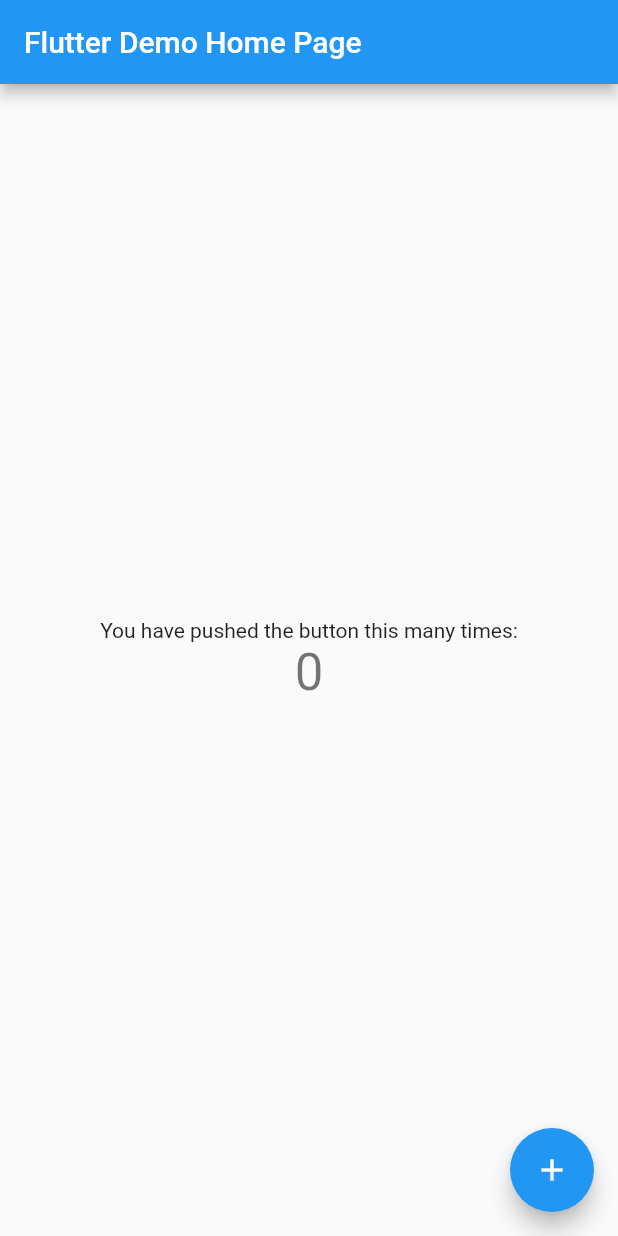
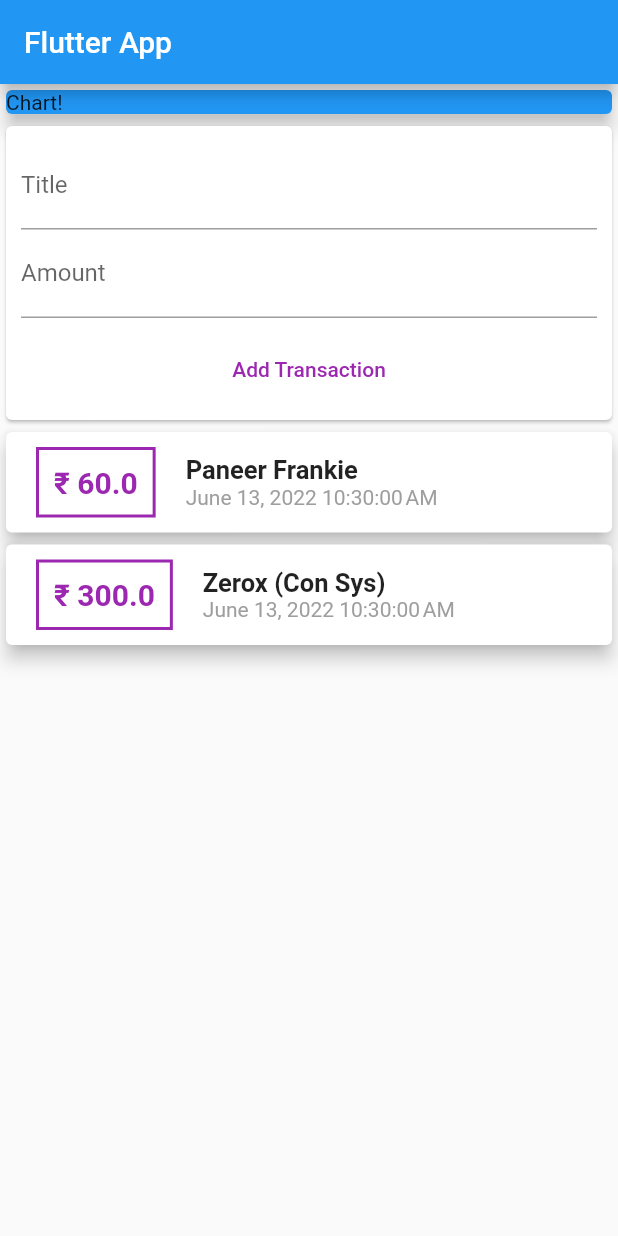
Before and after one commit to rohitaryan2211/personal_expenses_tracker, a Flutter app: the screen it shows after launch, on a phone screen of 412 x 824 dp. Run offline on Flutter 3.47's test engine with Material 2 defaults, Android fonts, the phone set to English and light mode, and no system bars.

Commit message:
Add Widgets for Transaction List and New Transactions

```diff
--- a/lib/main.dart
+++ b/lib/main.dart
@@ -1,4 +1,5 @@
 import 'package:flutter/material.dart';
+import './widgets/user_transaction.dart';
 
 void main() {
   runApp(const MyApp());
@@ -7,109 +8,42 @@ void main() {
 class MyApp extends StatelessWidget {
   const MyApp({Key? key}) : super(key: key);
 
-  // This widget is the root of your application.
   @override
   Widget build(BuildContext context) {
     return MaterialApp(
       title: 'Flutter Demo',
       theme: ThemeData(
-        // This is the theme of your application.
-        //
-        // Try running your application with "flutter run". You'll see the
-        // application has a blue toolbar. Then, without quitting the app, try
-        // changing the primarySwatch below to Colors.green and then invoke
-        // "hot reload" (press "r" in the console where you ran "flutter run",
-        // or simply save your changes to "hot reload" in a Flutter IDE).
-        // Notice that the counter didn't reset back to zero; the application
-        // is not restarted.
         primarySwatch: Colors.blue,
       ),
-      home: const MyHomePage(title: 'Flutter Demo Home Page'),
+      home: MyHomePage(),
     );
   }
 }
 
-class MyHomePage extends StatefulWidget {
-  const MyHomePage({Key? key, required this.title}) : super(key: key);
-
-  // This widget is the home page of your application. It is stateful, meaning
-  // that it has a State object (defined below) that contains fields that affect
-  // how it looks.
-
-  // This class is the configuration for the state. It holds the values (in this
-  // case the title) provided by the parent (in this case the App widget) and
-  // used by the build method of the State. Fields in a Widget subclass are
-  // always marked "final".
-
-  final String title;
-
-  @override
-  State<MyHomePage> createState() => _MyHomePageState();
-}
-
-class _MyHomePageState extends State<MyHomePage> {
-  int _counter = 0;
-
-  void _incrementCounter() {
-    setState(() {
-      // This call to setState tells the Flutter framework that something has
-      // changed in this State, which causes it to rerun the build method below
-      // so that the display can reflect the updated values. If we changed
-      // _counter without calling setState(), then the build method would not be
-      // called again, and so nothing would appear to happen.
-      _counter++;
-    });
-  }
+class MyHomePage extends StatelessWidget {
+  //MyHomePage({Key? key}) : super(key: key);
 
   @override
   Widget build(BuildContext context) {
-    // This method is rerun every time setState is called, for instance as done
-    // by the _incrementCounter method above.
-    //
-    // The Flutter framework has been optimized to make rerunning build methods
-    // fast, so that you can just rebuild anything that needs updating rather
-    // than having to individually change instances of widgets.
     return Scaffold(
       appBar: AppBar(
-        // Here we take the value from the MyHomePage object that was created by
-        // the App.build method, and use it to set our appbar title.
-        title: Text(widget.title),
+        title: const Text('Flutter App'),
       ),
-      body: Center(
-        // Center is a layout widget. It takes a single child and positions it
-        // in the middle of the parent.
-        child: Column(
-          // Column is also a layout widget. It takes a list of children and
-          // arranges them vertically. By default, it sizes itself to fit its
-          // children horizontally, and tries to be as tall as its parent.
-          //
-          // Invoke "debug painting" (press "p" in the console, choose the
-          // "Toggle Debug Paint" action from the Flutter Inspector in Android
-          // Studio, or the "Toggle Debug Paint" command in Visual Studio Code)
-          // to see the wireframe for each widget.
-          //
-          // Column has various properties to control how it sizes itself and
-          // how it positions its children. Here we use mainAxisAlignment to
-          // center the children vertically; the main axis here is the vertical
-          // axis because Columns are vertical (the cross axis would be
-          // horizontal).
-          mainAxisAlignment: MainAxisAlignment.center,
-          children: <Widget>[
-            const Text(
-              'You have pushed the button this many times:',
+      body: Column(
+        // mainAxisAlignment: MainAxisAlignment.start,
+        crossAxisAlignment: CrossAxisAlignment.stretch,
+        children: <Widget>[
+          Container(
+            width: double.infinity,
+            child: Card(
+              child: Text('Chart!'),
+              color: Colors.blue,
+              elevation: 5,
             ),
-            Text(
-              '$_counter',
-              style: Theme.of(context).textTheme.headline4,
-            ),
-          ],
-        ),
+          ),
+          UserTransactions()
+        ],
       ),
-      floatingActionButton: FloatingActionButton(
-        onPressed: _incrementCounter,
-        tooltip: 'Increment',
-        child: const Icon(Icons.add),
-      ), // This trailing comma makes auto-formatting nicer for build methods.
     );
   }
 }
--- /dev/null
+++ b/lib/models/transaction.dart
@@ -0,0 +1,13 @@
+class Transaction {
+  final String id;
+  final String title;
+  final double amount;
+  final DateTime date;
+
+  Transaction({
+    required this.id,
+    required this.title,
+    required this.amount,
+    required this.date,
+  });
+}
--- /dev/null
+++ b/lib/widgets/new_transaction.dart
@@ -0,0 +1,46 @@
+import 'package:flutter/src/foundation/key.dart';
+import 'package:flutter/src/widgets/framework.dart';
+import 'package:flutter/material.dart';
+
+class NewTransaction extends StatelessWidget {
+  final Function addTx;
+  NewTransaction(this.addTx);
+
+  final titleController = TextEditingController();
+  final amountController = TextEditingController();
+
+  @override
+  Widget build(BuildContext context) {
+    return Card(
+      child: Container(
+        padding: EdgeInsets.all(10),
+        child: Column(
+          children: <Widget>[
+            TextField(
+              decoration: InputDecoration(labelText: 'Title'),
+              controller: titleController,
+            ),
+            TextField(
+              decoration: InputDecoration(labelText: 'Amount'),
+              controller: amountController,
+            ),
+            SizedBox(height: 10),
+            TextButton(
+              onPressed: () {
+                addTx(
+                  titleController.text,
+                  double.parse(amountController.text),
+                );
+              },
+              child: Text('Add Transaction'),
+              style: ButtonStyle(
+                foregroundColor: MaterialStateProperty.all(Colors.purple),
+                backgroundColor: MaterialStateProperty.all(Colors.white),
+              ),
+            )
+          ],
+        ),
+      ),
+    );
+  }
+}
--- /dev/null
+++ b/lib/widgets/transaction_list.dart
@@ -0,0 +1,63 @@
+import 'package:flutter/cupertino.dart';
+import 'package:flutter/src/foundation/key.dart';
+import 'package:flutter/src/widgets/framework.dart';
+import 'package:flutter/material.dart';
+import '../models/transaction.dart';
+import 'package:intl/intl.dart';
+
+class TransactionList extends StatelessWidget {
+  final List<Transaction> transactions;
+
+  TransactionList(this.transactions);
+
+  @override
+  Widget build(BuildContext context) {
+    return Column(
+      children: transactions.map((tx) {
+        return Card(
+            elevation: 5,
+            child: Row(
+              children: <Widget>[
+                Container(
+                  margin: EdgeInsets.symmetric(
+                    horizontal: 20,
+                    vertical: 10,
+                  ),
+                  decoration: BoxDecoration(
+                    border: Border.all(
+                      color: Colors.purple,
+                      width: 2,
+                    ),
+                  ),
+                  padding: EdgeInsets.all(10),
+                  child: Text(
+                    '₹ ${tx.amount}',
+                    style: TextStyle(
+                      fontWeight: FontWeight.bold,
+                      fontSize: 20,
+                      color: Colors.purple,
+                    ),
+                  ),
+                ),
+                Column(
+                  crossAxisAlignment: CrossAxisAlignment.start,
+                  children: <Widget>[
+                    Text(
+                      tx.title,
+                      style: TextStyle(
+                        fontWeight: FontWeight.bold,
+                        fontSize: 17,
+                      ),
+                    ),
+                    Text(
+                      DateFormat().format(tx.date),
+                      style: TextStyle(color: Colors.grey),
+                    ),
+                  ],
+                )
+              ],
+            ));
+      }).toList(),
+    );
+  }
+}
--- /dev/null
+++ b/lib/widgets/user_transaction.dart
@@ -0,0 +1,51 @@
+import 'package:flutter/src/foundation/key.dart';
+import 'package:flutter/src/widgets/framework.dart';
+import 'package:flutter/material.dart';
+import './new_transaction.dart';
+import './transaction_list.dart';
+import '../models/transaction.dart';
+
+class UserTransactions extends StatefulWidget {
+  const UserTransactions({Key? key}) : super(key: key);
+
+  @override
+  State<UserTransactions> createState() => _UserTransactionsState();
+}
+
+class _UserTransactionsState extends State<UserTransactions> {
+  final List<Transaction> _userTransactions = [
+    Transaction(
+      id: '0001',
+      title: 'Paneer Frankie',
+      amount: 60.00,
+      date: DateTime.now(),
+    ),
+    Transaction(
+      id: '0002',
+      title: 'Zerox (Con Sys)',
+      amount: 300.00,
+      date: DateTime.now(),
+    ),
+  ];
+
+  void _addNewTransaction(String txTitle, double txAmount) {
+    final newTx = Transaction(
+      id: DateTime.now().toString(),
+      title: txTitle,
+      amount: txAmount,
+      date: DateTime.now(),
+    );
+
+    setState(() {
+      _userTransactions.add(newTx);
+    });
+  }
+
+  @override
+  Widget build(BuildContext context) {
+    return Column(children: <Widget>[
+      NewTransaction(_addNewTransaction),
+      TransactionList(_userTransactions)
+    ]);
+  }
+}
--- a/pubspec.yaml
+++ b/pubspec.yaml
@@ -29,6 +29,8 @@ environment:
 dependencies:
   flutter:
     sdk: flutter
+
+  intl: ^0.17.0
 
 
   # The following adds the Cupertino Icons font to your application.
```
Also changed, not shown: pubspec.lock.
